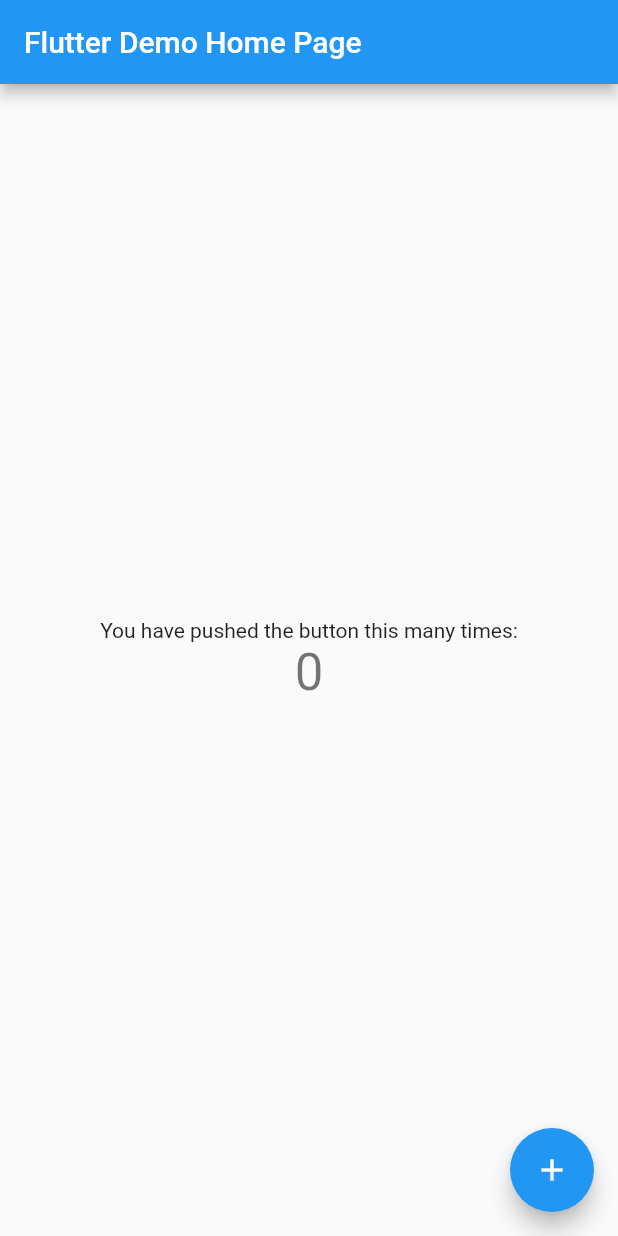
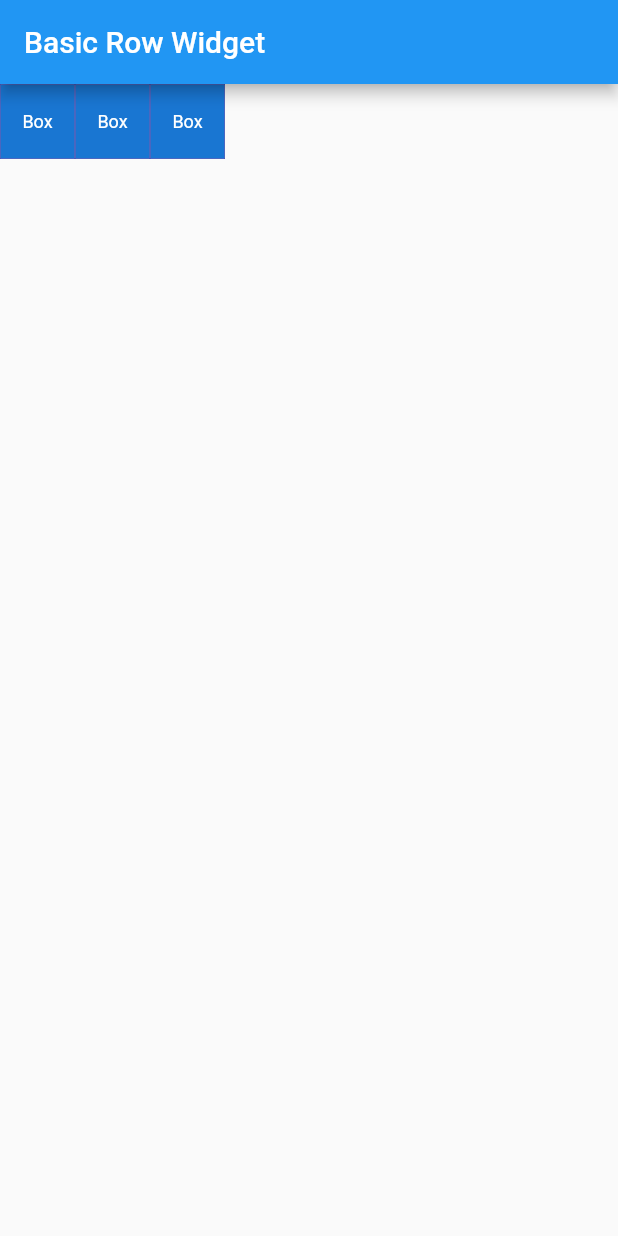
Before and after one commit to miji-lee-developer/flutter_examples, a Flutter app: the screen it shows after launch, on a phone screen of 412 x 824 dp. Run offline on Flutter 3.47's test engine with Material 2 defaults, Android fonts, the phone set to English and light mode, and no system bars.

Commit message:
Day 1. example - basic row widget

```diff
--- a/lib/main.dart
+++ b/lib/main.dart
@@ -1,47 +1,23 @@
 import 'package:flutter/material.dart';
 
-void main() {
-  runApp(MyApp());
-}
+void main() => runApp(MyApp());
 
 class MyApp extends StatelessWidget {
-  // This widget is the root of your application.
   @override
   Widget build(BuildContext context) {
     return MaterialApp(
       title: 'Flutter Demo',
       theme: ThemeData(
-        // This is the theme of your application.
-        //
-        // Try running your application with "flutter run". You'll see the
-        // application has a blue toolbar. Then, without quitting the app, try
-        // changing the primarySwatch below to Colors.green and then invoke
-        // "hot reload" (press "r" in the console where you ran "flutter run",
-        // or simply save your changes to "hot reload" in a Flutter IDE).
-        // Notice that the counter didn't reset back to zero; the application
-        // is not restarted.
         primarySwatch: Colors.blue,
-        // This makes the visual density adapt to the platform that you run
-        // the app on. For desktop platforms, the controls will be smaller and
-        // closer together (more dense) than on mobile platforms.
         visualDensity: VisualDensity.adaptivePlatformDensity,
       ),
-      home: MyHomePage(title: 'Flutter Demo Home Page'),
+      home: MyHomePage(title: 'Basic Row Widget'),
     );
   }
 }
 
 class MyHomePage extends StatefulWidget {
   MyHomePage({Key key, this.title}) : super(key: key);
-
-  // This widget is the home page of your application. It is stateful, meaning
-  // that it has a State object (defined below) that contains fields that affect
-  // how it looks.
-
-  // This class is the configuration for the state. It holds the values (in this
-  // case the title) provided by the parent (in this case the App widget) and
-  // used by the build method of the State. Fields in a Widget subclass are
-  // always marked "final".
 
   final String title;
 
@@ -50,68 +26,34 @@ class MyHomePage extends StatefulWidget {
 }
 
 class _MyHomePageState extends State<MyHomePage> {
-  int _counter = 0;
-
-  void _incrementCounter() {
-    setState(() {
-      // This call to setState tells the Flutter framework that something has
-      // changed in this State, which causes it to rerun the build method below
-      // so that the display can reflect the updated values. If we changed
-      // _counter without calling setState(), then the build method would not be
-      // called again, and so nothing would appear to happen.
-      _counter++;
-    });
-  }
 
   @override
   Widget build(BuildContext context) {
-    // This method is rerun every time setState is called, for instance as done
-    // by the _incrementCounter method above.
-    //
-    // The Flutter framework has been optimized to make rerunning build methods
-    // fast, so that you can just rebuild anything that needs updating rather
-    // than having to individually change instances of widgets.
     return Scaffold(
       appBar: AppBar(
-        // Here we take the value from the MyHomePage object that was created by
-        // the App.build method, and use it to set our appbar title.
         title: Text(widget.title),
       ),
-      body: Center(
-        // Center is a layout widget. It takes a single child and positions it
-        // in the middle of the parent.
-        child: Column(
-          // Column is also a layout widget. It takes a list of children and
-          // arranges them vertically. By default, it sizes itself to fit its
-          // children horizontally, and tries to be as tall as its parent.
-          //
-          // Invoke "debug painting" (press "p" in the console, choose the
-          // "Toggle Debug Paint" action from the Flutter Inspector in Android
-          // Studio, or the "Toggle Debug Paint" command in Visual Studio Code)
-          // to see the wireframe for each widget.
-          //
-          // Column has various properties to control how it sizes itself and
-          // how it positions its children. Here we use mainAxisAlignment to
-          // center the children vertically; the main axis here is the vertical
-          // axis because Columns are vertical (the cross axis would be
-          // horizontal).
-          mainAxisAlignment: MainAxisAlignment.center,
-          children: <Widget>[
-            Text(
-              'You have pushed the button this many times:',
-            ),
-            Text(
-              '$_counter',
-              style: Theme.of(context).textTheme.headline4,
-            ),
-          ],
-        ),
+      body: Row(
+        children: <Widget>[
+          boxWidget(),
+          boxWidget(),
+          boxWidget(),
+        ],
       ),
-      floatingActionButton: FloatingActionButton(
-        onPressed: _incrementCounter,
-        tooltip: 'Increment',
-        child: Icon(Icons.add),
-      ), // This trailing comma makes auto-formatting nicer for build methods.
+    );
+  }
+
+  boxWidget(){
+    return Container(
+      height: 50,
+      width: 50,
+      decoration: BoxDecoration(
+        color: Colors.blue[700],
+        border: Border.all(color: Colors.indigo, width: 0.5)
+      ),
+      child: Center(
+        child: Text("Box", style: TextStyle(fontSize: 12, color: Colors.white))
+      ),
     );
   }
 }
```
